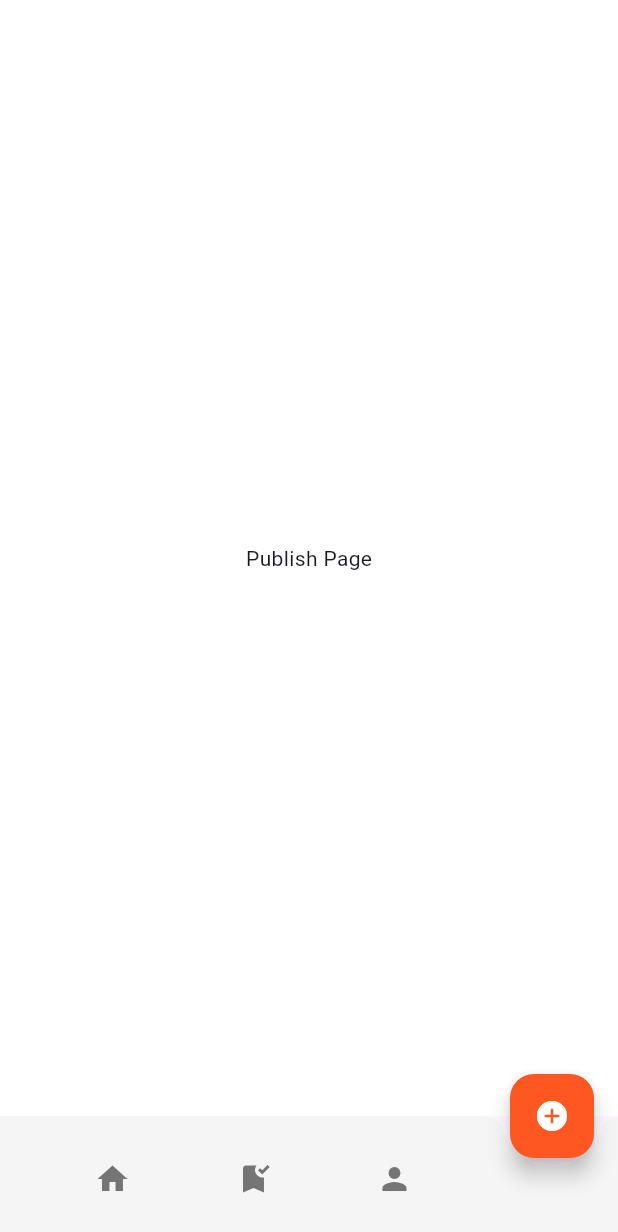
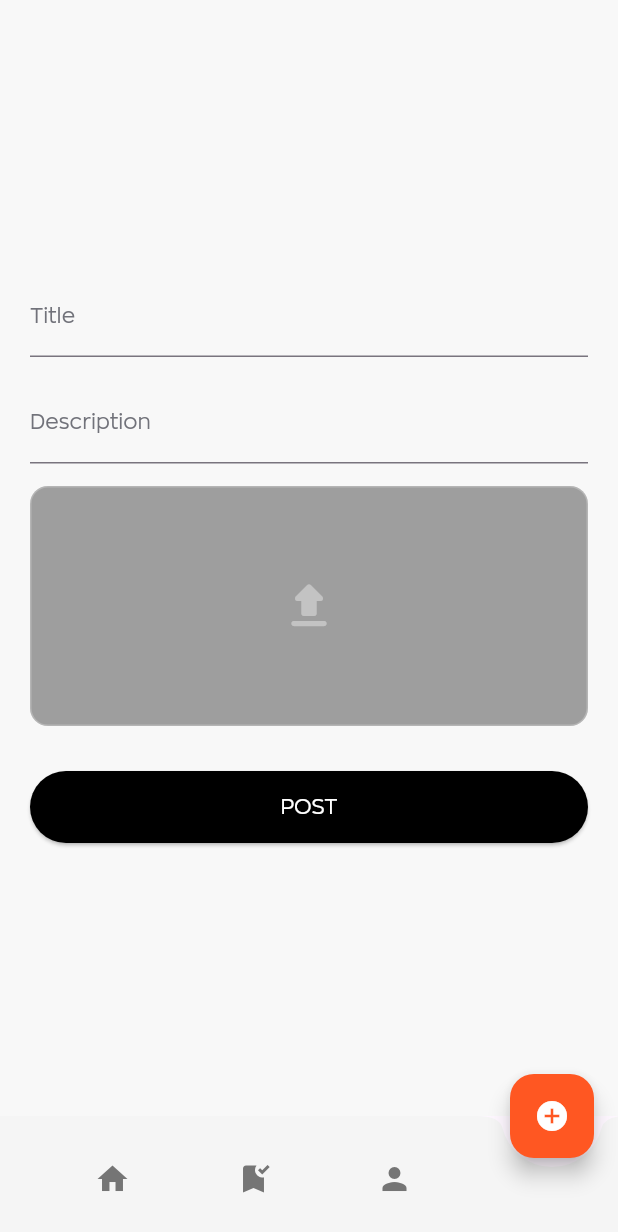
Before and after one commit to KostasPe15/TrashHunter, a Flutter app: the screen it shows once a user with an empty profile is signed in, after a tap on the "bookmark added" icon, after a tap on the "person" icon, after a tap on the "add circle" icon, on a phone screen of 412 x 824 dp. Shown: the top 1232 px of the screen. Run offline on Flutter 3.47's test engine with Material 3 defaults, Android fonts, the phone set to English and light mode, and no system bars; our stand-ins replace cloud_firestore, firebase_auth, firebase_core, firebase_storage, google_maps_flutter, image_picker; accounts and stored records are empty; statements that could not run were skipped.

Commit message:
Added publish

```diff
--- a/trash_hunter/lib/Pages/publish_page.dart
+++ b/trash_hunter/lib/Pages/publish_page.dart
@@ -1,4 +1,11 @@
+import 'dart:io';
+import 'package:cloud_firestore/cloud_firestore.dart';
+import 'package:firebase_auth/firebase_auth.dart';
+import 'package:firebase_storage/firebase_storage.dart';
 import 'package:flutter/material.dart';
+import 'package:image_picker/image_picker.dart';
+import '../Constants/Buttons/primary_button.dart';
+import '../Constants/TextField/custom_textfield.dart';
 
 class PublishPage extends StatefulWidget {
   const PublishPage({super.key});
@@ -8,11 +15,135 @@ class PublishPage extends StatefulWidget {
 }
 
 class _PublishPageState extends State<PublishPage> {
+  TextEditingController controllerTitle = TextEditingController();
+  TextEditingController controllerDescription = TextEditingController();
+  final FirebaseAuth auth = FirebaseAuth.instance;
+  File? file;
+
+  @override
+  void dispose() {
+    controllerTitle.dispose();
+    controllerDescription.dispose();
+    super.dispose();
+  }
+
+  Future<File?> selectImage() async {
+    final imagePicker = ImagePicker();
+    XFile? picked = await imagePicker.pickImage(source: ImageSource.gallery);
+    if (picked != null) {
+      return File(picked.path);
+    }
+    return null;
+  }
+
+  Future<void> uploadPostToDb() async {
+    showDialog(
+      context: context,
+      builder: (_) => const Center(child: CircularProgressIndicator()),
+    );
+    try {
+      if (file == null) throw Exception("No image selected");
+
+      final imageRef = FirebaseStorage.instance.ref('images').child("test");
+      final uploadTask = imageRef.putFile(file!);
+      final snapshot = await uploadTask;
+      final imageURL = await snapshot.ref.getDownloadURL();
+
+      await FirebaseFirestore.instance.collection("posts").add({
+        "title": controllerTitle.text.trim(),
+        "description": controllerDescription.text.trim(),
+        "imageURL": imageURL,
+        "location": GeoPoint(40.614281, 22.966344),
+        "timestamp": DateTime.now(),
+        "user_id": auth.currentUser?.uid ?? "unknown"
+      });
+
+      Navigator.of(context, rootNavigator: true).pop(); // Close dialog
+      ScaffoldMessenger.of(context).showSnackBar(
+        const SnackBar(content: Text('Post uploaded')),
+      );
+    } catch (e) {
+      Navigator.of(context, rootNavigator: true).pop();
+      ScaffoldMessenger.of(context).showSnackBar(
+        SnackBar(content: Text(e.toString())),
+      );
+    }
+  }
+
   @override
   Widget build(BuildContext context) {
     return Scaffold(
-      backgroundColor: Colors.white,
-      body: Center(child: Text("Publish Page")),
+      backgroundColor: const Color(0xFFF8F8F8),
+      body: Center(
+        child: SingleChildScrollView(
+          padding: const EdgeInsets.symmetric(horizontal: 20.0, vertical: 40),
+          child: Column(
+            children: [
+              CustomTextfield(
+                controller: controllerTitle,
+                label: 'Title',
+              ),
+              const SizedBox(height: 15),
+              CustomTextfield(
+                controller: controllerDescription,
+                label: 'Description',
+              ),
+              const SizedBox(height: 15),
+              GestureDetector(
+                onTap: () async {
+                  final image = await selectImage();
+                  if (image != null) {
+                    setState(() {
+                      file = image;
+                    });
+                  }
+                },
+                child: Container(
+                  height: 160,
+                  width: double.infinity,
+                  decoration: BoxDecoration(
+                    color: Colors.grey,
+                    borderRadius: BorderRadius.circular(12),
+                    border: Border.all(color: Colors.white24),
+                  ),
+                  child: file != null
+                      ? ClipRRect(
+                          borderRadius: BorderRadius.circular(12),
+                          child: Image.file(file!, fit: BoxFit.cover),
+                        )
+                      : const Center(
+                          child: Icon(Icons.upload_rounded,
+                              size: 40, color: Colors.white38),
+                        ),
+                ),
+              ),
+              const SizedBox(height: 30),
+
+              // Post button
+              SizedBox(
+                width: double.infinity,
+                height: 48,
+                child: PrimaryButton(
+                  text: 'POST',
+                  height: 50,
+                  width: 120,
+                  onPressed: () async {
+                    if (file == null ||
+                        controllerTitle.text.trim().isEmpty ||
+                        controllerDescription.text.trim().isEmpty) {
+                      ScaffoldMessenger.of(context).showSnackBar(
+                        const SnackBar(content: Text('Please fill all fields')),
+                      );
+                      return;
+                    }
+                    await uploadPostToDb();
+                  },
+                ),
+              ),
+            ],
+          ),
+        ),
+      ),
     );
   }
 }
--- a/trash_hunter/pubspec.yaml
+++ b/trash_hunter/pubspec.yaml
@@ -40,6 +40,9 @@ dependencies:
   firebase_core: ^3.15.2
   firebase_auth: ^5.7.0
   cloud_firestore: ^5.6.12
+  firebase_storage: ^12.4.8
+  image_picker: ^1.1.2
+  dotted_border: ^3.1.0
 
 
 dev_dependencies:
```
Also changed, not shown: trash_hunter/pubspec.lock.
